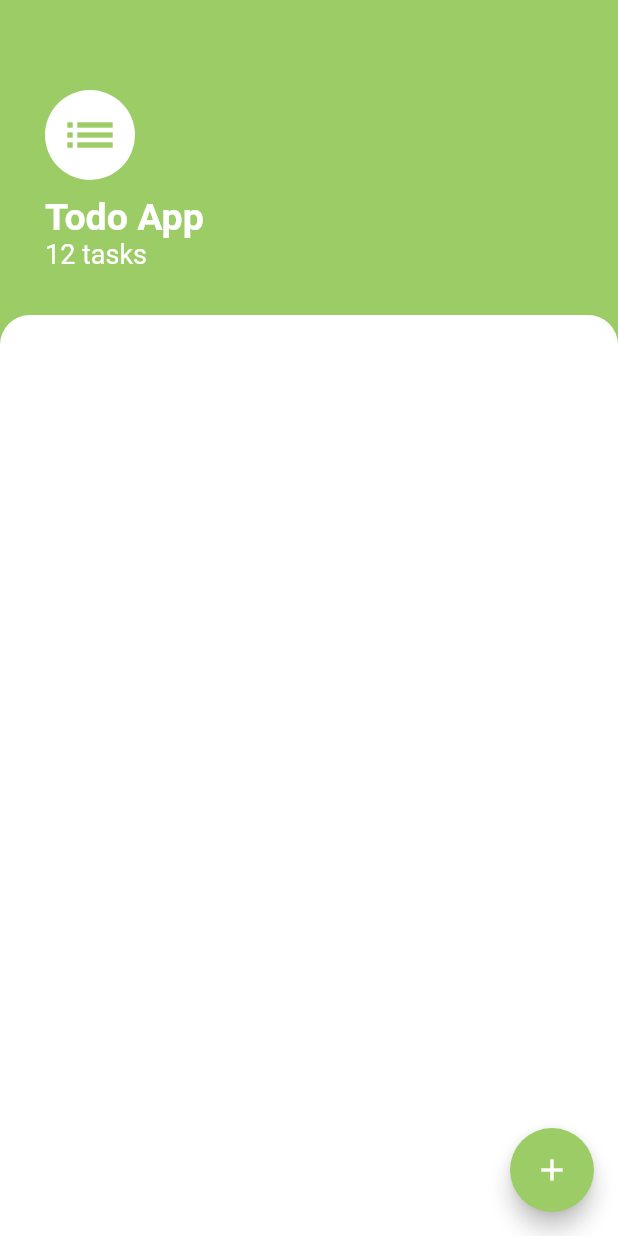
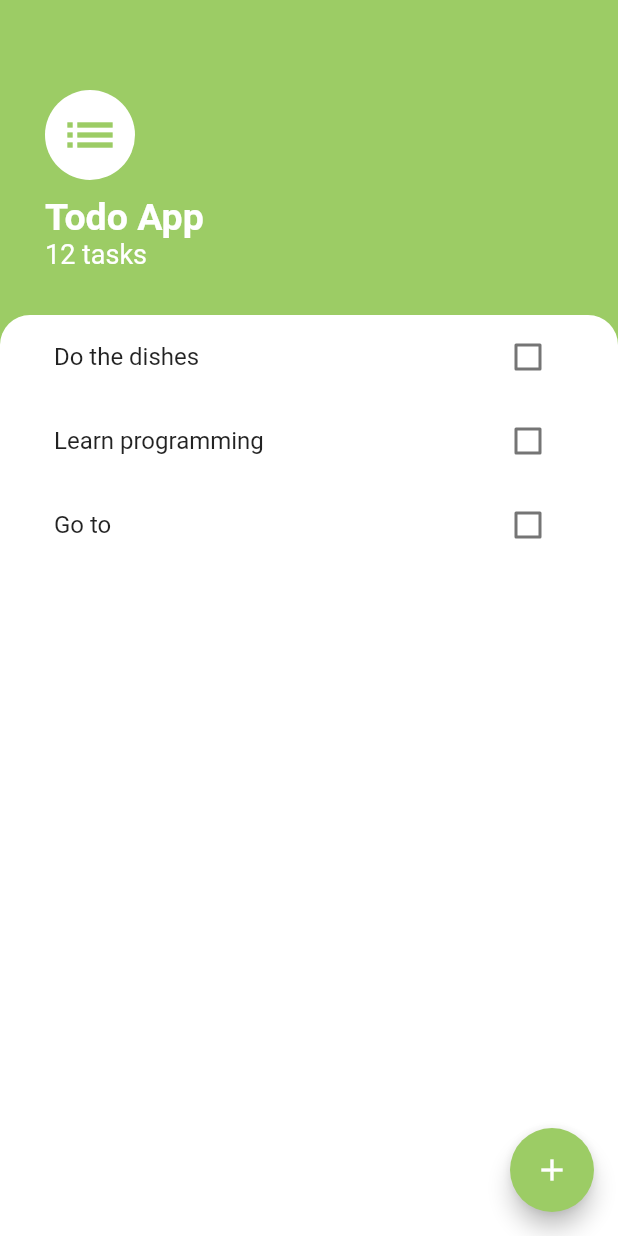
Before and after one commit to tonn24/toDo-flutter-, a Flutter app: the screen it shows after launch, on a phone screen of 412 x 824 dp. Run offline on Flutter 3.47's test engine with Material 2 defaults, Android fonts, the phone set to English and light mode, and no system bars; Roboto replaces fonts that are missing (Times New Roman).

Commit message:
Add working checkboxes and todo screen.

```diff
--- /dev/null
+++ b/lib/models/todo.dart
@@ -0,0 +1,14 @@
+import 'package:flutter/material.dart';
+
+
+class Todo {
+  final String name;
+  bool isDone;
+
+  Todo({this.name, this.isDone = false});
+
+  void toggleDone() {
+    isDone = !isDone;
+  }
+
+}
--- a/lib/screens/tasks_screen.dart
+++ b/lib/screens/tasks_screen.dart
@@ -1,25 +1,41 @@
 import 'package:flutter/material.dart';
+import 'package:todoappflutter/widgets/todoWidgets.dart';
+import 'add_todo_screen.dart';
 
 class TaskScreen extends StatelessWidget {
+  List<String> todos = ['Go to shop', 'Clean your bag', 'Go to school'];
+
+
   @override
   Widget build(BuildContext context) {
     return Scaffold(
       backgroundColor: Colors.lightGreen[400],
       floatingActionButton: FloatingActionButton(
-          onPressed: null,
         backgroundColor: Colors.lightGreen[400],
         child: Icon(Icons.add),
+        onPressed: (){
+          showModalBottomSheet(context: context,
+              isScrollControlled: true,
+              builder: (BuildContext context) => SingleChildScrollView(
+                  padding: EdgeInsets.only(bottom: MediaQuery.of(context).viewInsets.bottom),
+                  child: AddTodoScreen()));
+        }
       ),
       body: Column(
         crossAxisAlignment: CrossAxisAlignment.start,
         children: <Widget>[
           Container(
-            padding: EdgeInsets.only(top: 60.0, left: 30.0, right: 30, bottom: 30.0),
+            padding:
+                EdgeInsets.only(top: 60.0, left: 30.0, right: 30, bottom: 30.0),
             child: Column(
               crossAxisAlignment: CrossAxisAlignment.start,
               children: <Widget>[
                 CircleAvatar(
-                    child: Icon(Icons.list, size: 40.0, color: Colors.lightGreen[400],),
+                  child: Icon(
+                    Icons.list,
+                    size: 40.0,
+                    color: Colors.lightGreen[400],
+                  ),
                   backgroundColor: Colors.white,
                   radius: 30.0,
                 ),
@@ -30,10 +46,10 @@ class TaskScreen extends StatelessWidget {
                     color: Colors.white,
                     fontSize: 25,
                     fontWeight: FontWeight.w600,
+                    fontFamily: 'Times New Roman'
                   ),
                 ),
-                Text(
-                  '12 tasks',
+                Text('12 tasks',
                     style: TextStyle(
                       color: Colors.white,
                       fontSize: 18.0,
@@ -43,11 +59,15 @@ class TaskScreen extends StatelessWidget {
           ),
           Expanded(
             child: Container(
+              padding: EdgeInsets.symmetric(horizontal: 20.0),
               height: 300,
               decoration: BoxDecoration(
                 color: Colors.white,
-                borderRadius: BorderRadius.only(topLeft: Radius.circular(20.0), topRight: Radius.circular(20.0)),
+                borderRadius: BorderRadius.only(
+                    topLeft: Radius.circular(20.0),
+                    topRight: Radius.circular(20.0)),
               ),
+              child: TodoList()
             ),
           ),
         ],
--- /dev/null
+++ b/lib/widgets/todoTile.dart
@@ -0,0 +1,29 @@
+import 'package:flutter/material.dart';
+
+class TodoTile extends StatelessWidget {
+
+  final bool isChecked;
+  final String todoTitle;
+  final Function checkBoxCallback;
+
+
+  TodoTile({this.isChecked, this.todoTitle, this.checkBoxCallback});
+
+
+  @override
+  Widget build(BuildContext context) {
+    return ListTile(
+      title: Text(
+        todoTitle,
+        style: TextStyle(
+          decoration: isChecked ? TextDecoration.lineThrough : null,
+        ),
+      ),
+      trailing: Checkbox(
+          activeColor: Colors.greenAccent[400],
+          value: isChecked,
+          onChanged: checkBoxCallback
+      ),
+    );
+  }
+}
--- /dev/null
+++ b/lib/widgets/todoWidgets.dart
@@ -0,0 +1,34 @@
+import 'package:flutter/material.dart';
+import 'package:todoappflutter/models/todo.dart';
+import 'todoTile.dart';
+
+class TodoList extends StatefulWidget {
+
+  @override
+  _TodoListState createState() => _TodoListState();
+}
+
+class _TodoListState extends State<TodoList> {
+
+  List<Todo> todos = [
+    Todo(name: 'Do the dishes'),
+    Todo(name: 'Learn programming'),
+    Todo(name: 'Go to'),
+  ];
+
+  @override
+  Widget build(BuildContext context) {
+    return ListView.builder(
+      itemBuilder: (context, index){
+      return TodoTile(
+          isChecked: todos[index].isDone,
+          todoTitle: todos[index].name,
+          checkBoxCallback: (bool checkBoxState){
+            setState(() {
+              todos[index].toggleDone();
+            });
+          }
+      );
+    }, itemCount: todos.length,);
+  }
+}
```
Also changed, not shown: lib/screens/add_todo_screen.dart (added, +52 -0 lines). Lines whose indentation alone changed are shown as unchanged.
